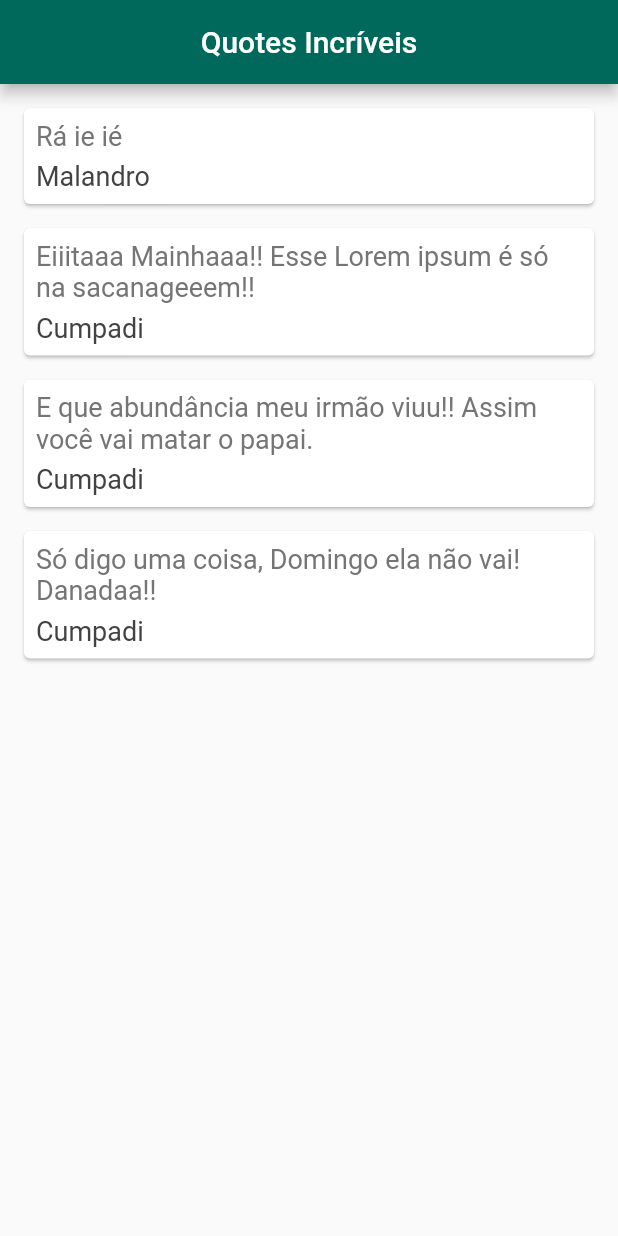
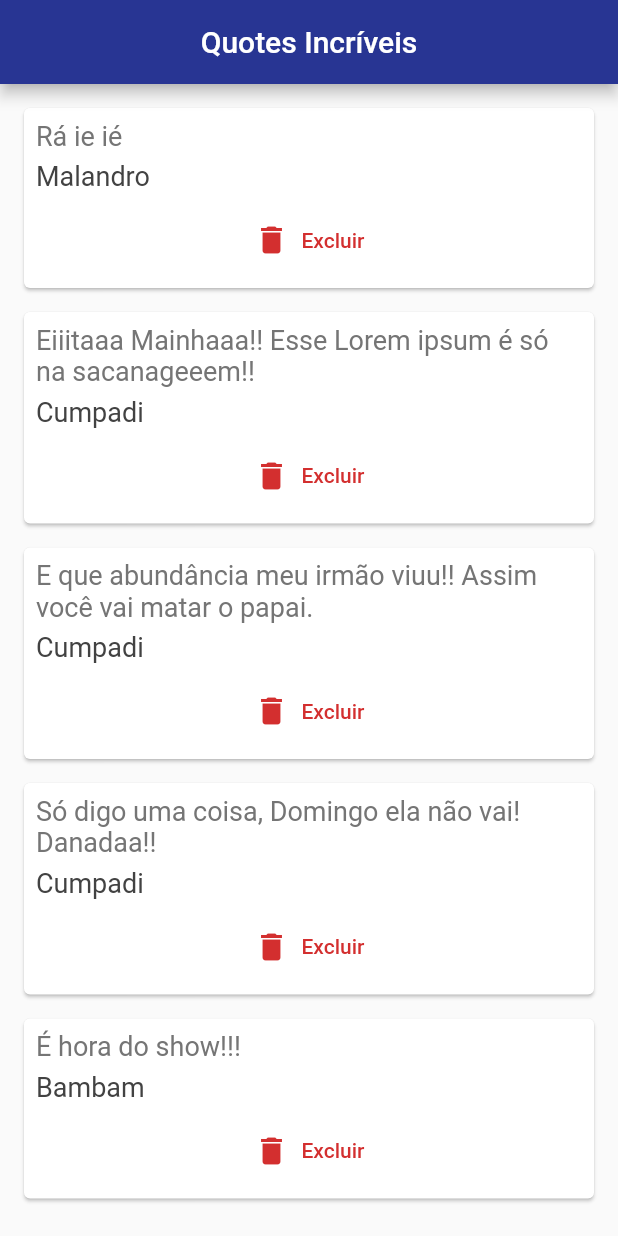
Before and after one commit to MatheusInacio/flutter-quotes, a Flutter app: the screen it shows after launch, on a phone screen of 412 x 824 dp. Run offline on Flutter 3.47's test engine with Material 2 defaults, Android fonts, the phone set to English and light mode, and no system bars.

Commit message:
deletando quotes

```diff
--- a/lib/main.dart
+++ b/lib/main.dart
@@ -1,5 +1,6 @@
 import 'package:flutter/material.dart';
 import 'package:flutter_application_1/quote.dart';
+import 'package:http/http.dart';
 
 void main() => runApp(MaterialApp(
       home: QuoteList(),
@@ -12,21 +13,13 @@ class QuoteList extends StatefulWidget {
   _QuoteListState createState() => _QuoteListState();
 }
 
-class _QuoteListState extends State<QuoteList> {
-  List<Quote> quotes = [
-    Quote(text: 'Rá ie ié', author: 'Malandro'),
-    Quote(
-        text: 'Eiiitaaa Mainhaaa!! Esse Lorem ipsum é só na sacanageeem!!',
-        author: 'Cumpadi'),
-    Quote(
-        text: 'E que abundância meu irmão viuu!! Assim você vai matar o papai.',
-        author: 'Cumpadi'),
-    Quote(
-        text: 'Só digo uma coisa, Domingo ela não vai! Danadaa!!',
-        author: 'Cumpadi'),
-  ];
+class QuoteCard extends StatelessWidget {
+  final Quote quote;
+  final VoidCallback delete;
+  QuoteCard({required this.quote, required this.delete});
 
-  Widget quoteTemplate(Quote quote) {
+  @override
+  Widget build(BuildContext context) {
     return Card(
       margin: EdgeInsets.fromLTRB(16, 16, 16, 0),
       child: Padding(
@@ -45,22 +38,57 @@ class _QuoteListState extends State<QuoteList> {
               quote.author,
               style: TextStyle(fontSize: 18, color: Colors.grey[800]),
             ),
+            SizedBox(
+              height: 8,
+            ),
+            TextButton.icon(
+                onPressed: delete,
+                icon: Icon(Icons.delete, color: Colors.red[700]),
+                label: Text(
+                  'Excluir',
+                  style: TextStyle(color: Colors.red[700]),
+                ))
           ],
         ),
       ),
     );
   }
+}
+
+class _QuoteListState extends State<QuoteList> {
+  List<Quote> quotes = [
+    Quote(text: 'Rá ie ié', author: 'Malandro'),
+    Quote(
+        text: 'Eiiitaaa Mainhaaa!! Esse Lorem ipsum é só na sacanageeem!!',
+        author: 'Cumpadi'),
+    Quote(
+        text: 'E que abundância meu irmão viuu!! Assim você vai matar o papai.',
+        author: 'Cumpadi'),
+    Quote(
+        text: 'Só digo uma coisa, Domingo ela não vai! Danadaa!!',
+        author: 'Cumpadi'),
+    Quote(text: 'É hora do show!!!', author: 'Bambam'),
+  ];
 
   @override
   Widget build(BuildContext context) {
     return Scaffold(
+        resizeToAvoidBottomInset: false,
         backgroundColor: Colors.grey[50],
         appBar: AppBar(
           title: Text('Quotes Incríveis'),
           centerTitle: true,
-          backgroundColor: Colors.teal[800],
+          backgroundColor: Colors.indigo[800],
         ),
         body: Column(
-            children: quotes.map((quote) => quoteTemplate(quote)).toList()));
+            children: quotes
+                .map((quote) => QuoteCard(
+                    quote: quote,
+                    delete: () {
+                      setState(() {
+                        quotes.remove(quote);
+                      });
+                    }))
+                .toList()));
   }
 }
```
